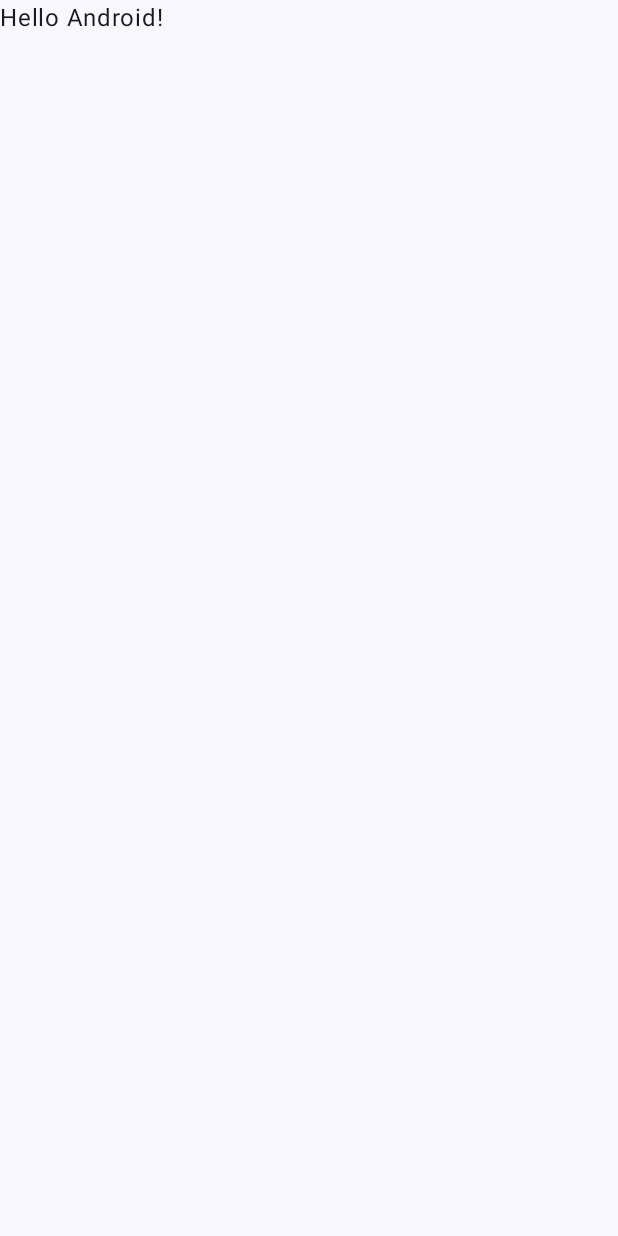
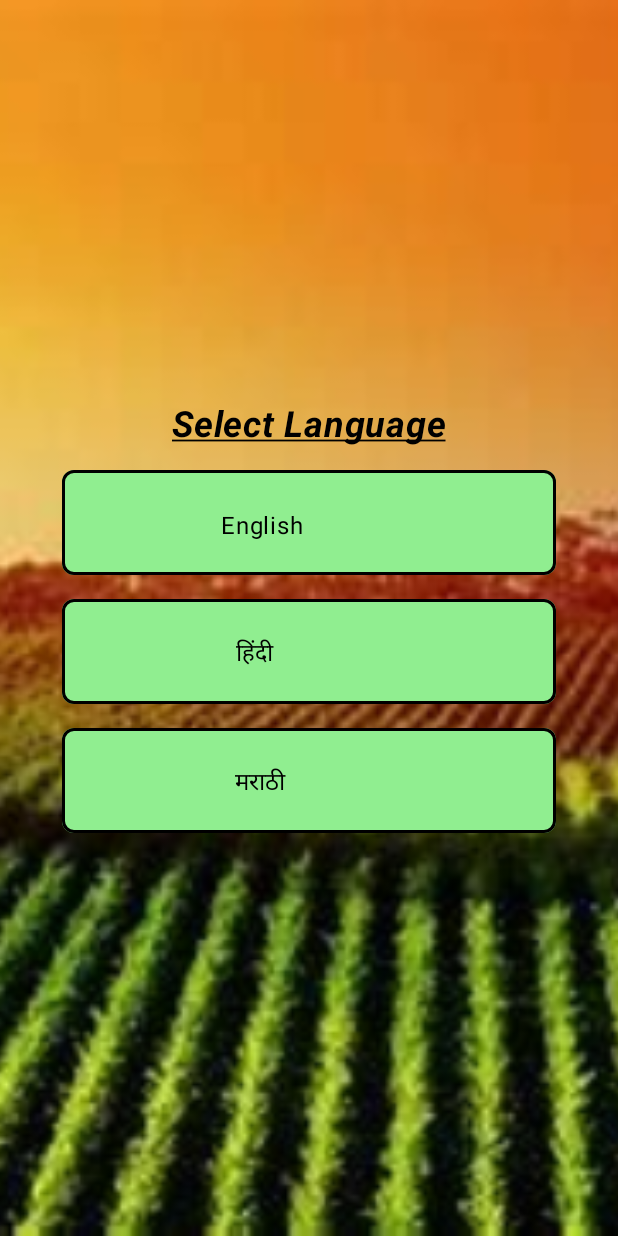
Before and after one commit to Jay93220022/FarmBridge, an Android app built with Jetpack Compose: the screen it shows after launch (MainActivity), on a phone screen of 412 x 824 dp. Before the commit the screen is almost empty. Run offline under Robolectric (Android 15) with nearby library versions, the phone set to English and light mode, and no system bars.

Commit message:
FireBase Added ( Authenticatioon,Realtime Database, Cloud Firestore) Also Added Some Screens

```diff
--- a/app/build.gradle.kts
+++ b/app/build.gradle.kts
@@ -1,6 +1,7 @@
 plugins {
     alias(libs.plugins.android.application)
     alias(libs.plugins.jetbrains.kotlin.android)
+    alias(libs.plugins.google.gms.google.services)
 }
 
 android {
@@ -59,6 +60,9 @@ dependencies {
     implementation(libs.androidx.ui.graphics)
     implementation(libs.androidx.ui.tooling.preview)
     implementation(libs.androidx.material3)
+    implementation(libs.firebase.firestore)
+    implementation(libs.firebase.database)
+    implementation(libs.firebase.auth)
     testImplementation(libs.junit)
     androidTestImplementation(libs.androidx.junit)
     androidTestImplementation(libs.androidx.espresso.core)
@@ -66,4 +70,6 @@ dependencies {
     androidTestImplementation(libs.androidx.ui.test.junit4)
     debugImplementation(libs.androidx.ui.tooling)
     debugImplementation(libs.androidx.ui.test.manifest)
+implementation("androidx.navigation:navigation-compose:2.4.0-alpha04")
+
 }
--- a/app/src/main/java/com/example/farmbridge/MainActivity.kt
+++ b/app/src/main/java/com/example/farmbridge/MainActivity.kt
@@ -4,14 +4,19 @@ import android.os.Bundle
 import androidx.activity.ComponentActivity
 import androidx.activity.compose.setContent
 import androidx.activity.enableEdgeToEdge
+import androidx.compose.foundation.Image
 import androidx.compose.foundation.layout.fillMaxSize
 import androidx.compose.foundation.layout.padding
 import androidx.compose.material3.Scaffold
 import androidx.compose.material3.Text
 import androidx.compose.runtime.Composable
 import androidx.compose.ui.Modifier
+import androidx.compose.ui.res.painterResource
 import androidx.compose.ui.tooling.preview.Preview
 import com.example.farmbridge.ui.theme.FarmBridgeTheme
+import com.example.farmbridge.ui.theme.Screens.Register
+import com.example.farmbridge.ui.theme.Screens.SelectLanguage
+import com.example.farmbridge.ui.theme.Screens.Splash
 
 class MainActivity : ComponentActivity() {
     override fun onCreate(savedInstanceState: Bundle?) {
@@ -19,29 +24,9 @@ class MainActivity : ComponentActivity() {
         enableEdgeToEdge()
         setContent {
             FarmBridgeTheme {
-                Scaffold(modifier = Modifier.fillMaxSize()) { innerPadding ->
-                    Greeting(
-                        name = "Android",
-                        modifier = Modifier.padding(innerPadding)
-                    )
-                }
+             SelectLanguage()
+
             }
         }
     }
 }
-
-@Composable
-fun Greeting(name: String, modifier: Modifier = Modifier) {
-    Text(
-        text = "Hello $name!",
-        modifier = modifier
-    )
-}
-
-@Preview(showBackground = true)
-@Composable
-fun GreetingPreview() {
-    FarmBridgeTheme {
-        Greeting("Android")
-    }
-}
--- a/app/src/main/java/com/example/farmbridge/ui/theme/Color.kt
+++ b/app/src/main/java/com/example/farmbridge/ui/theme/Color.kt
@@ -9,3 +9,4 @@ val Pink80 = Color(0xFFEFB8C8)
 val Purple40 = Color(0xFF6650a4)
 val PurpleGrey40 = Color(0xFF625b71)
 val Pink40 = Color(0xFF7D5260)
+val LightGreen=Color(0x63CC32)
--- /dev/null
+++ b/app/src/main/java/com/example/farmbridge/ui/theme/Screens/SelectLanguage.kt
@@ -0,0 +1,111 @@
+package com.example.farmbridge.ui.theme.Screens
+import com.example.farmbridge.R
+
+import androidx.compose.foundation.BorderStroke
+import androidx.compose.foundation.Image
+import androidx.compose.foundation.background
+import androidx.compose.foundation.layout.*
+
+
+import androidx.compose.foundation.shape.RoundedCornerShape
+import androidx.compose.material3.Card
+import androidx.compose.material3.CardDefaults
+import androidx.compose.material3.Text
+import androidx.compose.runtime.Composable
+import androidx.compose.ui.Alignment
+import androidx.compose.ui.Modifier
+import androidx.compose.ui.graphics.Color
+import androidx.compose.ui.layout.ContentScale
+import androidx.compose.ui.res.painterResource
+import androidx.compose.ui.text.SpanStyle
+import androidx.compose.ui.text.buildAnnotatedString
+import androidx.compose.ui.text.font.FontFamily
+import androidx.compose.ui.text.font.FontStyle
+import androidx.compose.ui.text.font.FontWeight
+import androidx.compose.ui.text.style.TextAlign
+import androidx.compose.ui.text.style.TextDecoration
+import androidx.compose.ui.text.withStyle
+import androidx.compose.ui.tooling.preview.Preview
+import androidx.compose.ui.unit.dp
+import androidx.compose.ui.unit.sp
+import com.example.farmbridge.ui.theme.LightGreen
+
+@Preview
+@Composable
+fun SelectLanguage(modifier: Modifier = Modifier) {
+    Box{
+        Modifier.fillMaxSize()
+    }
+    Image(painter = painterResource(id = R.drawable.img),
+        contentDescription = null,
+        contentScale = ContentScale.Crop, modifier = Modifier.fillMaxSize())
+    Column(
+        modifier = Modifier
+            .fillMaxSize()
+            .background(Color(0x63CC32)),
+        verticalArrangement = Arrangement.Center ,
+        horizontalAlignment = Alignment.CenterHorizontally,
+
+    ) {
+        Text(text = "Select Language",
+        fontWeight = FontWeight.Bold,
+        fontSize = 24.sp,
+        fontStyle = FontStyle.Italic,
+        textDecoration = TextDecoration.Underline
+        )
+        Spacer(modifier = Modifier.height(16.dp))
+        Card(
+            modifier = Modifier
+                .fillMaxWidth(0.8f)
+                .height(70.dp)
+                .align(Alignment.CenterHorizontally)
+               ,
+            shape = RoundedCornerShape(8.dp),
+            border = BorderStroke(2.dp, Color.Black),
+            colors = CardDefaults.cardColors(containerColor = Color(0xFF90EE90),)
+        ) {
+            Text(text = "English",
+                modifier = Modifier
+                    .wrapContentHeight(Alignment.CenterVertically)
+                    .wrapContentSize(Alignment.Center)
+                    .padding(start = 105.dp, top = 25.dp),
+                textAlign = TextAlign.Center,)
+        }
+ Spacer(modifier = Modifier.height(16.dp))
+        Card(
+            modifier = Modifier
+                .fillMaxWidth(0.8f) // Card will take 80% of the screen width
+                .height(70.dp)
+                .align(Alignment.CenterHorizontally)
+            ,
+            shape = RoundedCornerShape(8.dp),
+            border = BorderStroke(2.dp, Color.Black),
+            colors = CardDefaults.cardColors(containerColor = Color(0xFF90EE90),)
+        ) {
+            Text(text = "हिंदी",
+                modifier = Modifier
+                    .wrapContentHeight(Alignment.CenterVertically)
+                    .wrapContentSize(Alignment.Center)
+                    .padding(start = 115.dp, top = 25.dp),
+                textAlign = TextAlign.Center,)
+        }
+        Spacer(modifier = Modifier.height(16.dp))
+        Card(
+            modifier = Modifier
+                .fillMaxWidth(0.8f) // Card will take 80% of the screen width
+                .height(70.dp)
+                .align(Alignment.CenterHorizontally)
+            ,
+            shape = RoundedCornerShape(8.dp),
+            border = BorderStroke(2.dp, Color.Black),
+            colors = CardDefaults.cardColors(containerColor = Color(0xFF90EE90),)
+        ) {
+            Text(text = "मराठी",
+                modifier = Modifier
+                    .wrapContentHeight(Alignment.CenterVertically)
+                    .wrapContentSize(Alignment.Center)
+                    .padding(start = 115.dp, top = 25.dp),
+                textAlign = TextAlign.Center,)
+        }
+    }
+}
--- a/build.gradle.kts
+++ b/build.gradle.kts
@@ -2,4 +2,5 @@
 plugins {
     alias(libs.plugins.android.application) apply false
     alias(libs.plugins.jetbrains.kotlin.android) apply false
+    alias(libs.plugins.google.gms.google.services) apply false
 }
```
Also changed, not shown: app/src/main/java/com/example/farmbridge/ui/theme/Screens/Register.kt (added, +39 -0 lines), app/src/main/java/com/example/farmbridge/ui/theme/Screens/Splash.kt (added, +30 -0 lines), gradle/libs.versions.toml (+8 -0 lines), app/src/main/res/drawable/img.png (added), 2 other files.
